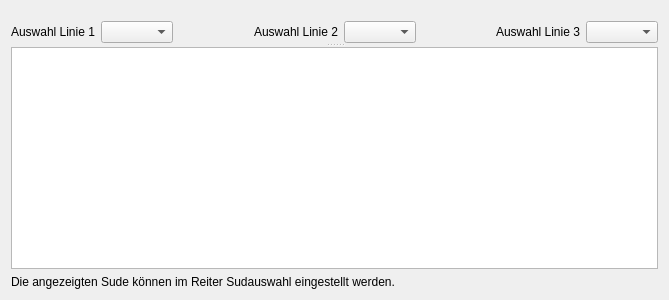
Old version of the form kleiner-brauhelfer/tabbrauuebersicht.ui in the repository kleiner-brauhelfer/kleiner-brauhelfer-2.
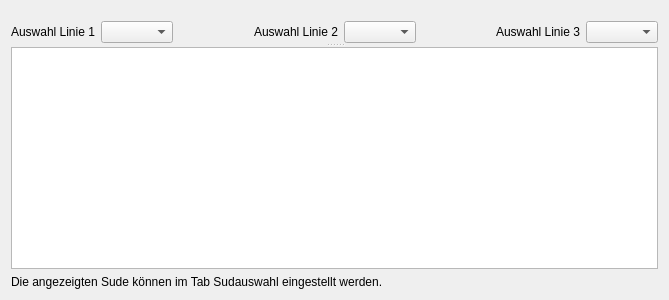
New version of the form. Custom widgets are drawn as their Qt base class.

```diff
--- a/kleiner-brauhelfer/tabbrauuebersicht.ui
+++ b/kleiner-brauhelfer/tabbrauuebersicht.ui
@@ -121,7 +121,7 @@
    <item>
     <widget class="QLabel" name="label">
      <property name="text">
-      <string>Die angezeigten Sude können im Reiter Sudauswahl eingestellt werden.</string>
+      <string>Die angezeigten Sude können im Tab Sudauswahl eingestellt werden.</string>
      </property>
     </widget>
    </item>
```
Left out of the diff: 18 changed lines with no effect on the pictures.
